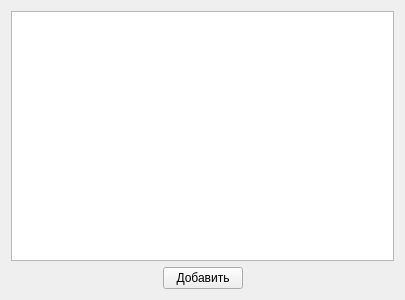
Old version of the form listeditorwidget.ui in the repository QtWorks/VirtualClientDialogEditor.
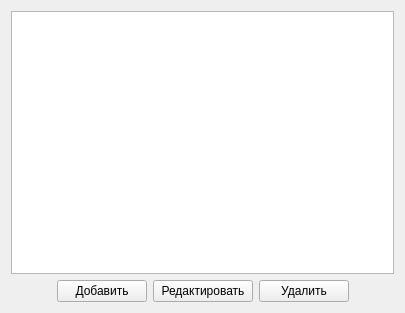
New version of the form.

Commit message: Minimized the number of buttons in dialog/user editor

Diff of the .ui file:
```diff
--- a/listeditorwidget.ui
+++ b/listeditorwidget.ui
@@ -7,7 +7,7 @@
     <x>0</x>
     <y>0</y>
     <width>405</width>
-    <height>300</height>
+    <height>313</height>
    </rect>
   </property>
   <property name="windowTitle">
@@ -34,11 +34,43 @@
      </item>
      <item>
       <widget class="QPushButton" name="addButton">
+       <property name="minimumSize">
+        <size>
+         <width>90</width>
+         <height>0</height>
+        </size>
+       </property>
        <property name="text">
         <string>Добавить</string>
        </property>
       </widget>
      </item>
+     <item>
+      <widget class="QPushButton" name="editButton">
+       <property name="minimumSize">
+        <size>
+         <width>100</width>
+         <height>0</height>
+        </size>
+       </property>
+       <property name="text">
+        <string>Редактировать</string>
+       </property>
+      </widget>
+     </item>
+     <item>
+      <widget class="QPushButton" name="removeButton">
+       <property name="minimumSize">
+        <size>
+         <width>90</width>
+         <height>0</height>
+        </size>
+       </property>
+       <property name="text">
+        <string>Удалить</string>
+       </property>
+      </widget>
+     </item>
      <item>
       <spacer name="horizontalSpacer_2">
        <property name="orientation">
```
Left out of the diff: 9 changed lines with no effect on the pictures. The commit also changes 8 other files.
